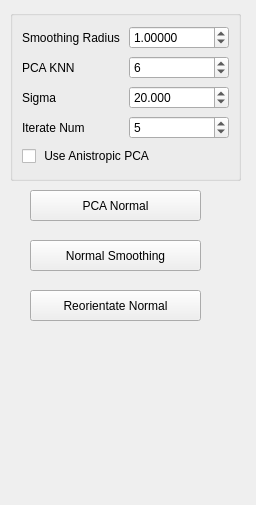
First picture: the form in Point Cloud/UI/normal_para.ui, repository sunwaylive/quality-driven-poisson-guided-autoscanning, before the edit.
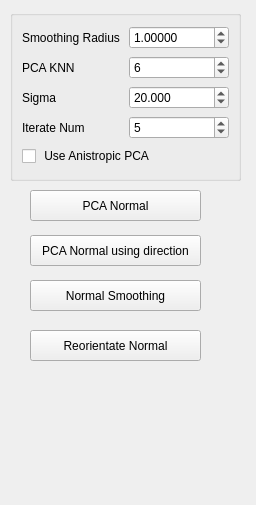
Second picture: the form after the edit.

Commit message: added function compute_normal_using_direction

Diff of the .ui file:
```diff
--- a/Point Cloud/UI/normal_para.ui
+++ b/Point Cloud/UI/normal_para.ui
@@ -141,7 +141,7 @@
    <property name="geometry">
     <rect>
      <x>30</x>
-     <y>240</y>
+     <y>280</y>
      <width>171</width>
      <height>31</height>
     </rect>
@@ -167,7 +167,7 @@
    <property name="geometry">
     <rect>
      <x>30</x>
-     <y>290</y>
+     <y>330</y>
      <width>171</width>
      <height>31</height>
     </rect>
@@ -176,6 +176,19 @@
     <string>Reorientate Normal</string>
    </property>
   </widget>
+  <widget class="QPushButton" name="normal_PCA_using_direction">
+   <property name="geometry">
+    <rect>
+     <x>30</x>
+     <y>235</y>
+     <width>171</width>
+     <height>31</height>
+    </rect>
+   </property>
+   <property name="text">
+    <string>PCA Normal using direction</string>
+   </property>
+  </widget>
  </widget>
  <resources/>
  <connections/>
```
The commit also changes 4 other files.
